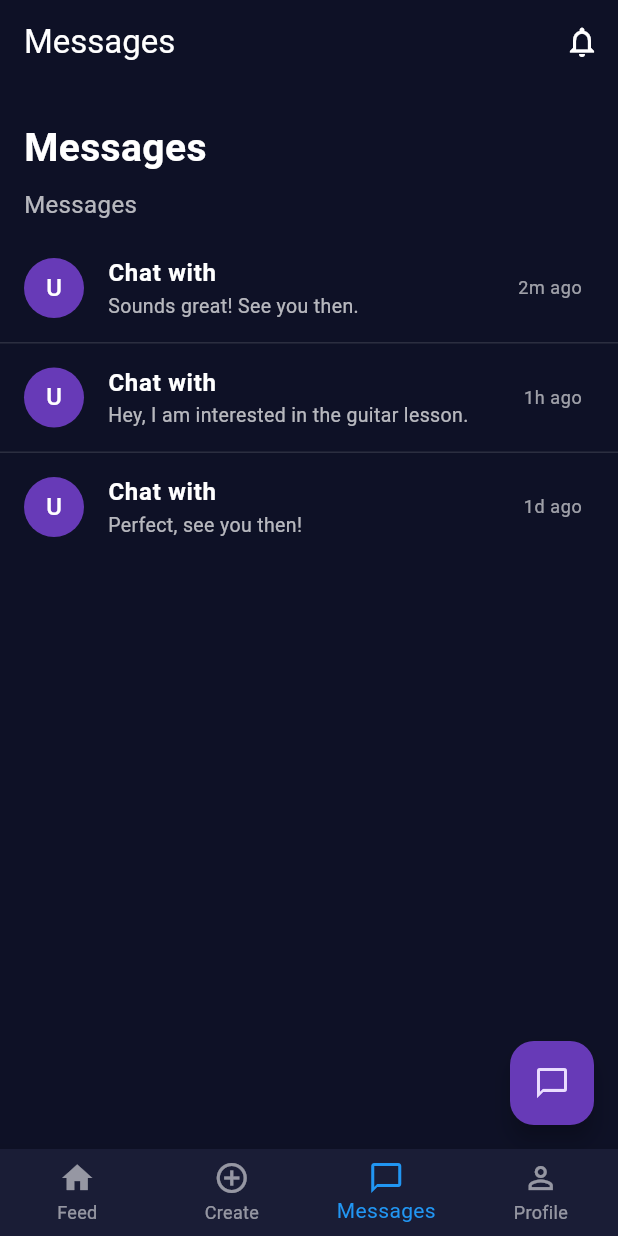
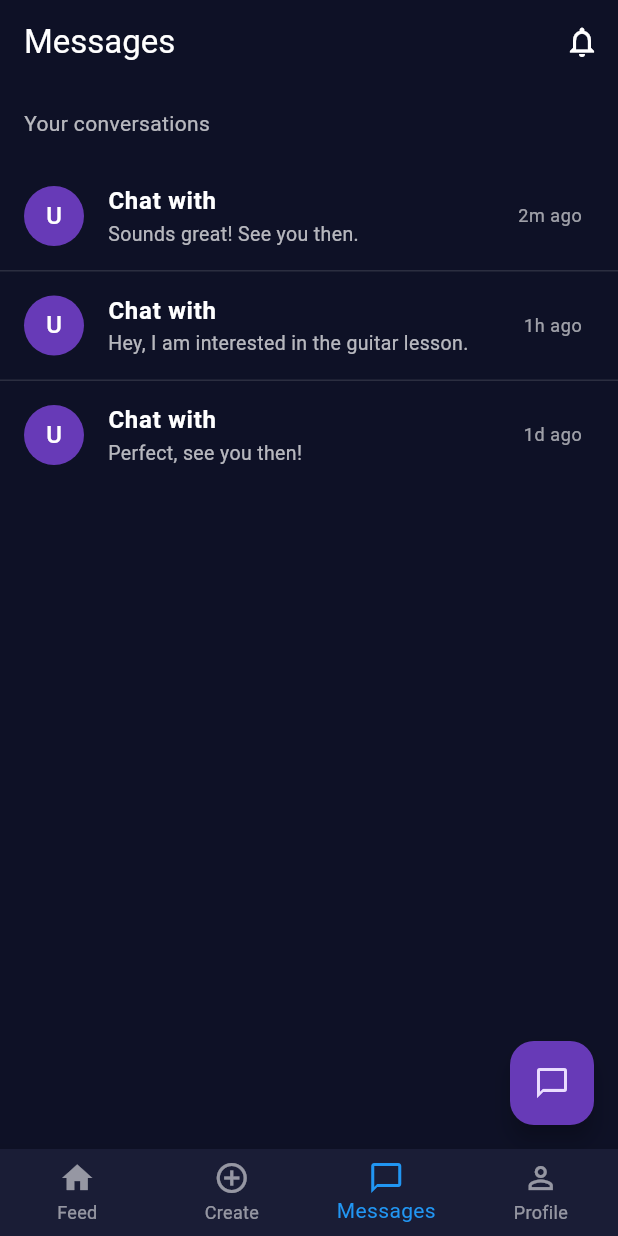
Before and after one commit to muhammedp07/gr07-skillswap-fall-2025, a Flutter app: the screen it shows once a user with an empty profile is signed in, item 3 of the bottom bar chosen, on a phone screen of 412 x 824 dp. Run offline on Flutter 3.47's test engine with Material 3 defaults, Android fonts, the phone set to English and light mode, and no system bars; our stand-ins replace cloud_firestore, firebase_auth, firebase_core, firebase_messaging, firebase_storage, flutter_local_notifications and 1 more; accounts and stored records are empty.

Commit message:
feat: update chat list header to improve user experience and clarity

```diff
--- a/lib/screens/chat/chat_list_screen.dart
+++ b/lib/screens/chat/chat_list_screen.dart
@@ -34,21 +34,10 @@ class ChatListScreen extends StatelessWidget {
         crossAxisAlignment: CrossAxisAlignment.start,
         children: [
           const Padding(
-            padding: EdgeInsets.fromLTRB(16, 24, 16, 8),
+            padding: EdgeInsets.fromLTRB(16, 16, 16, 8),
             child: Text(
-              'Messages',
-              style: TextStyle(
-                color: Colors.white,
-                fontSize: 26,
-                fontWeight: FontWeight.bold,
-              ),
-            ),
-          ),
-          const Padding(
-            padding: EdgeInsets.symmetric(horizontal: 16),
-            child: Text(
-              'Messages',
-              style: TextStyle(color: Colors.white70, fontSize: 16),
+              'Your conversations',
+              style: TextStyle(color: Colors.white70, fontSize: 14),
             ),
           ),
           const SizedBox(height: 8),
```
